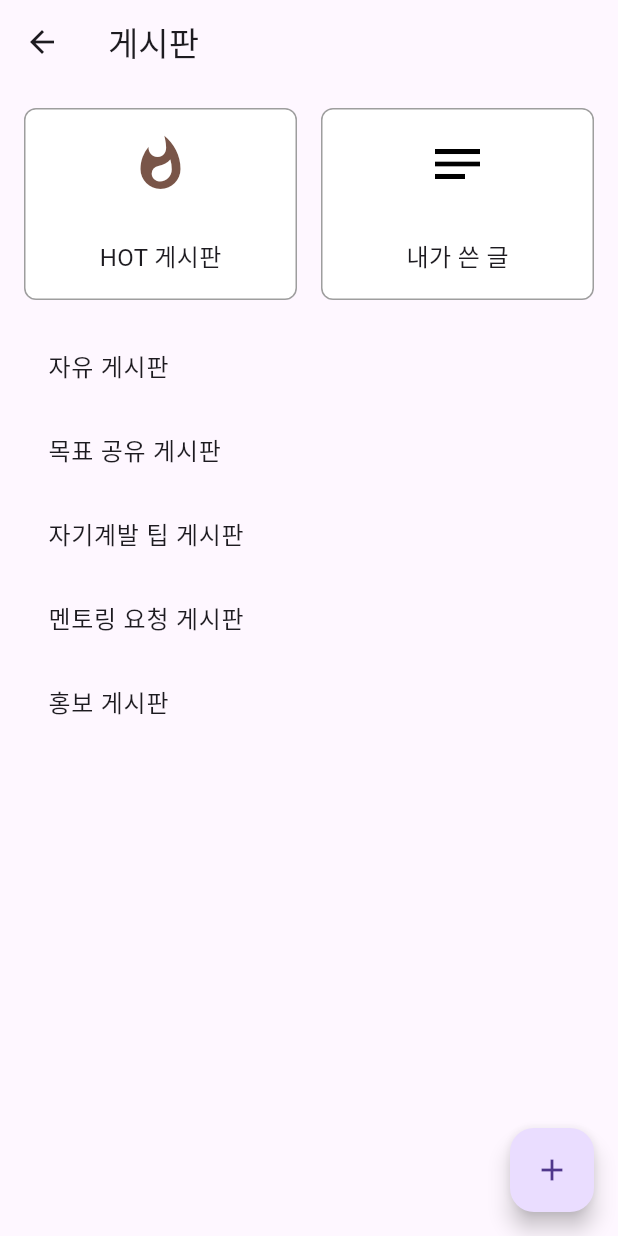
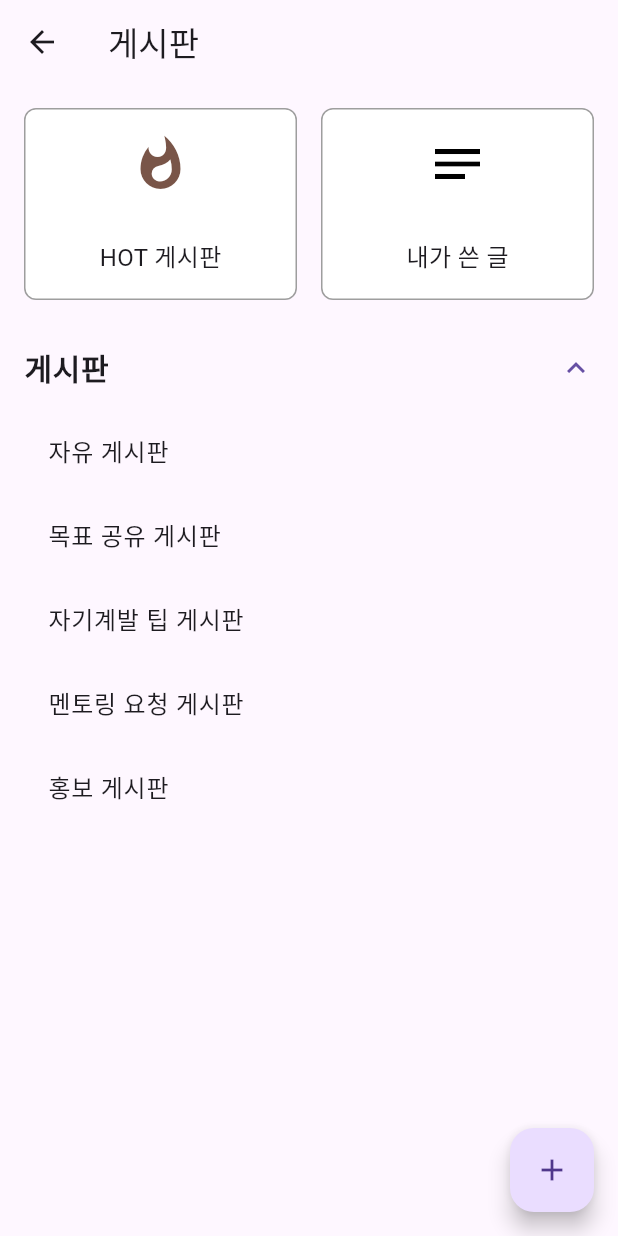
Before and after one commit to Six-Tail/1-4Capstone, a Flutter app: the CommunityMainPage screen opened directly, on a phone screen of 412 x 824 dp. Run offline on Flutter 3.47's test engine with Material 3 defaults, Android fonts, the phone set to English and light mode, and no system bars; our stand-ins replace firebase_auth, firebase_core, flutter_svg, get, google_sign_in, hexcolor and 2 more; missing offline and left inert: flutter_naver_login, kakao_flutter_sdk_user, uni_links2; accounts and stored records are empty.

Commit message:
랭킹 페이지 추가

```diff
--- a/lib/community/Community.MainPage.dart
+++ b/lib/community/Community.MainPage.dart
@@ -112,14 +112,74 @@ class _CommunityMainPageState extends State<CommunityMainPage> {
               ],
             ),
             const SizedBox(height: 16),
-            Expanded(
-              child: ListView(
+
+            // "게시판" 텍스트와 접기/펼치기 기능 추가 (선 없앰)
+            Theme(
+              data: Theme.of(context).copyWith(dividerColor: Colors.transparent),
+              child: ExpansionTile(
+                title: const Text(
+                  '게시판',
+                  style: TextStyle(fontSize: 20, fontWeight: FontWeight.bold),
+                ),
+                initiallyExpanded: true,  // 기본값을 펼치기로 설정
+                tilePadding: const EdgeInsets.symmetric(horizontal: 0),  // 패딩 조정
+                childrenPadding: const EdgeInsets.symmetric(horizontal: 0),  // 패딩 조정
                 children: [
-                  buildListTile(context, '자유 게시판', FreeBoardScreen(posts: boardPosts['자유 게시판']!)),
-                  buildListTile(context, '목표 공유 게시판', GoalShareBoardScreen(posts: boardPosts['목표 공유 게시판']!)),
-                  buildListTile(context, '자기계발 팁 게시판', SdTipBoardScreen(posts: boardPosts['자기계발 팁 게시판']!)),
-                  buildListTile(context, '멘토링 요청 게시판', MentoringBoardScreen(posts: boardPosts['멘토링 요청 게시판']!)),
-                  buildListTile(context, '홍보 게시판', PromotionBoardScreen(posts: boardPosts['홍보 게시판']!)),
+                  ListTile(
+                    title: const Text('자유 게시판'),
+                    onTap: () {
+                      Navigator.push(
+                        context,
+                        MaterialPageRoute(
+                          builder: (context) => FreeBoardScreen(posts: boardPosts['자유 게시판']!),
+                        ),
+                      );
+                    },
+                  ),
+                  ListTile(
+                    title: const Text('목표 공유 게시판'),
+                    onTap: () {
+                      Navigator.push(
+                        context,
+                        MaterialPageRoute(
+                          builder: (context) => GoalShareBoardScreen(posts: boardPosts['목표 공유 게시판']!),
+                        ),
+                      );
+                    },
+                  ),
+                  ListTile(
+                    title: const Text('자기계발 팁 게시판'),
+                    onTap: () {
+                      Navigator.push(
+                        context,
+                        MaterialPageRoute(
+                          builder: (context) => SdTipBoardScreen(posts: boardPosts['자기계발 팁 게시판']!),
+                        ),
+                      );
+                    },
+                  ),
+                  ListTile(
+                    title: const Text('멘토링 요청 게시판'),
+                    onTap: () {
+                      Navigator.push(
+                        context,
+                        MaterialPageRoute(
+                          builder: (context) => MentoringBoardScreen(posts: boardPosts['멘토링 요청 게시판']!),
+                        ),
+                      );
+                    },
+                  ),
+                  ListTile(
+                    title: const Text('홍보 게시판'),
+                    onTap: () {
+                      Navigator.push(
+                        context,
+                        MaterialPageRoute(
+                          builder: (context) => PromotionBoardScreen(posts: boardPosts['홍보 게시판']!),
+                        ),
+                      );
+                    },
+                  ),
                 ],
               ),
             ),
@@ -155,6 +215,8 @@ class _CommunityMainPageState extends State<CommunityMainPage> {
     );
   }
 
+
+
   List<Map<String, dynamic>> getHotPosts() {
     return boardPosts.values
         .expand((posts) => posts)
--- a/lib/screen/Calender.Screen.dart
+++ b/lib/screen/Calender.Screen.dart
@@ -5,6 +5,7 @@ import 'package:table_calendar/table_calendar.dart';
 import 'package:todobest_home/Setting.MainPage.dart';
 import 'package:todobest_home/community/Community.MainPage.dart';
 import 'package:todobest_home/utils/Themes.Colors.dart';
+import 'package:todobest_home/rank/Rank.MainPage.dart';
 import 'CalenderUtil/EventModal.dart';
 
 class CalenderScreen extends StatefulWidget {
@@ -266,9 +267,7 @@ class _CalenderScreenState extends State<CalenderScreen>
               Get.to(() => CommunityMainPage());
               break;
             case 2:
-              if (kDebugMode) {
-                print('Star clicked');
-              }
+              Get.to(() => RankingPage());
               break;
             case 3:
               Get.to(() => SettingMainPage());
```
Also changed, not shown: lib/rank/Rank.MainPage.dart (added, +88 -0 lines).
